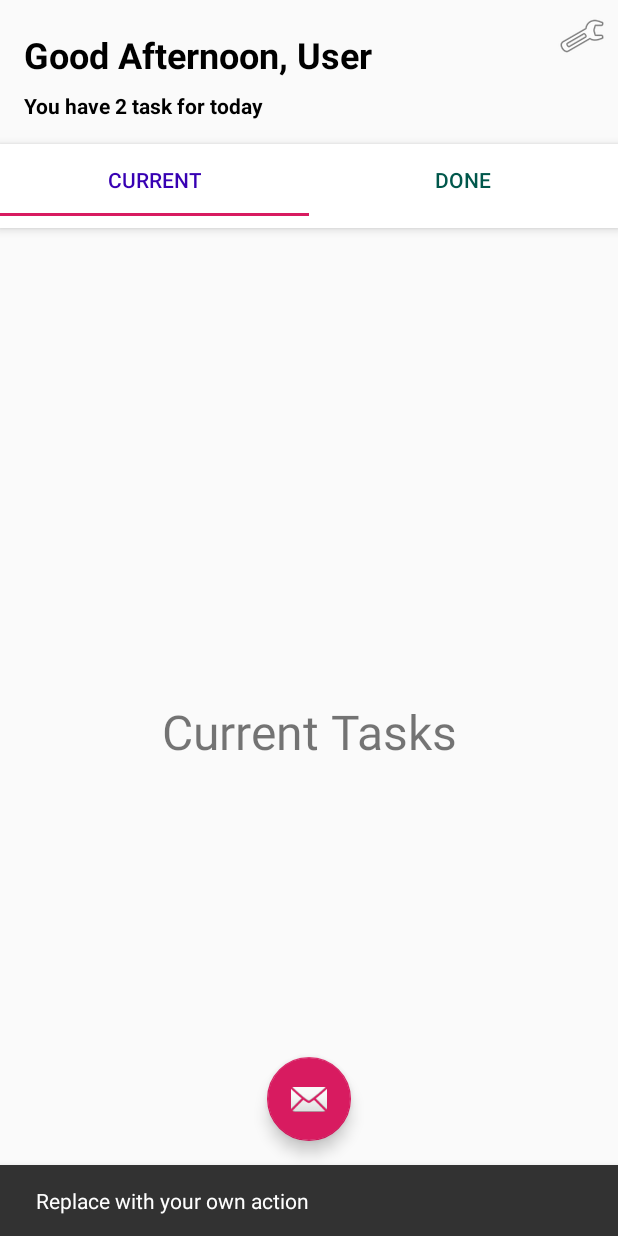
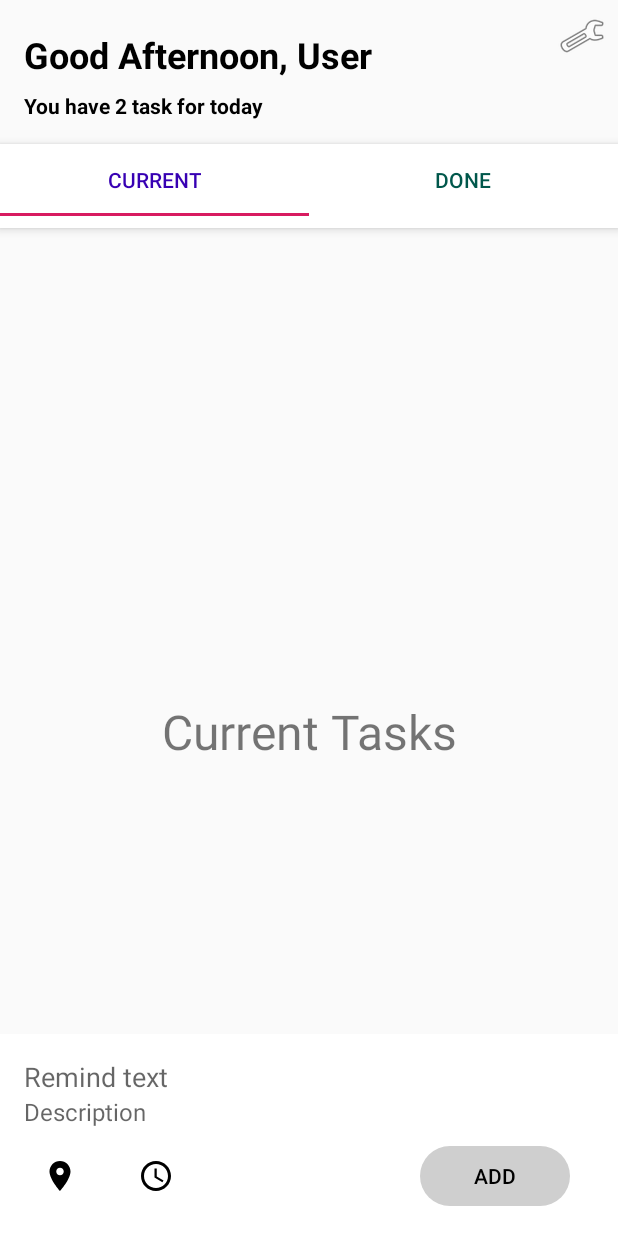
Before and after one commit to Asculapa/GeoReminder, an Android app: the screen it shows after launch (MainActivity), after a tap on an icon or button, on a phone screen of 412 x 824 dp. Run offline under Robolectric (Android 15) with nearby library versions, the phone set to English and light mode, and no system bars.

Commit message:
Added animations Added fragment for location

```diff
--- a/app/build.gradle
+++ b/app/build.gradle
@@ -2,6 +2,9 @@ apply plugin: 'com.android.application'
 
 android {
     compileSdkVersion 28
+    lintOptions {
+        disable 'RestrictedApi'
+    }
     defaultConfig {
         applicationId "com.shakal.georeminder"
         minSdkVersion 21
@@ -25,6 +28,7 @@ dependencies {
     implementation 'com.android.support:design:28.0.0'
     implementation 'com.android.support:support-v4:28.0.0'
     implementation 'com.android.support:support-v13:28.0.0'
+    implementation 'com.android.support:support-core-ui:28.0.0'
     testImplementation 'junit:junit:4.12'
     androidTestImplementation 'com.android.support.test:runner:1.0.2'
     androidTestImplementation 'com.android.support.test.espresso:espresso-core:3.0.2'
--- a/app/src/main/java/com/shakal/georeminder/MainActivity.java
+++ b/app/src/main/java/com/shakal/georeminder/MainActivity.java
@@ -2,16 +2,20 @@ package com.shakal.georeminder;
 
 import android.os.Bundle;
 import android.support.design.widget.FloatingActionButton;
-import android.support.design.widget.Snackbar;
 import android.support.design.widget.TabLayout;
 import android.support.v4.app.FragmentManager;
+import android.support.v4.app.FragmentTransaction;
 import android.support.v4.view.ViewPager;
 import android.support.v7.app.AppCompatActivity;
 import android.view.View;
 import android.view.Menu;
 import android.view.MenuItem;
+import android.view.animation.Animation;
+import android.view.animation.AnimationUtils;
+
 
 import com.shakal.georeminder.adapters.TabAdapter;
+import com.shakal.georeminder.fragments.NewRecord;
 
 public class MainActivity extends AppCompatActivity {
 
@@ -23,12 +27,36 @@ public class MainActivity extends AppCompatActivity {
         setContentView(R.layout.activity_main);
         fragmentManager = getSupportFragmentManager();
 
-        FloatingActionButton fab = findViewById(R.id.btn_add_remind);
+        final FloatingActionButton fab = findViewById(R.id.btn_add_remind);
         fab.setOnClickListener(new View.OnClickListener() {
             @Override
             public void onClick(View view) {
-                Snackbar.make(view, "Replace with your own action", Snackbar.LENGTH_LONG)
-                        .setAction("Action", null).show();
+                fab.setClickable(false);
+                Animation anim = AnimationUtils.loadAnimation(MainActivity.this, R.anim.hide_button);
+                anim.setAnimationListener(new Animation.AnimationListener() {
+                    @Override
+                    public void onAnimationStart(Animation animation) {
+
+                    }
+
+                    @Override
+                    public void onAnimationEnd(Animation animation) {
+                        fab.setVisibility(View.INVISIBLE);
+                        NewRecord newRecord = new NewRecord();
+                        FragmentTransaction transaction = fragmentManager.beginTransaction();
+                        transaction.setCustomAnimations(R.anim.show_fragment,R.anim.show_fragment);
+                        transaction
+                                .replace(R.id.container_for_new_record, newRecord)
+                                .addToBackStack(null)
+                                .commit();
+                    }
+
+                    @Override
+                    public void onAnimationRepeat(Animation animation) {
+
+                    }
+                });
+                fab.startAnimation(anim);
             }
         });
         setUI();
@@ -56,14 +84,14 @@ public class MainActivity extends AppCompatActivity {
         return super.onOptionsItemSelected(item);
     }
 
-    private void setUI(){
+    private void setUI() {
 
         TabLayout tabLayout = findViewById(R.id.tab_layout);
         tabLayout.addTab(tabLayout.newTab().setText(getResources().getText(R.string.current)));
         tabLayout.addTab(tabLayout.newTab().setText(getResources().getText(R.string.done)));
 
         final ViewPager viewPager = findViewById(R.id.view_pager);
-        TabAdapter tabAdapter = new TabAdapter(fragmentManager,2);
+        TabAdapter tabAdapter = new TabAdapter(fragmentManager, 2);
 
         viewPager.setAdapter(tabAdapter);
         viewPager.addOnPageChangeListener(new TabLayout.TabLayoutOnPageChangeListener(tabLayout));
--- /dev/null
+++ b/app/src/main/java/com/shakal/georeminder/fragments/Location.java
@@ -0,0 +1,6 @@
+package com.shakal.georeminder.fragments;
+
+import android.support.v4.app.Fragment;
+
+public class Location extends Fragment {
+}
--- /dev/null
+++ b/app/src/main/java/com/shakal/georeminder/fragments/NewRecord.java
@@ -0,0 +1,60 @@
+package com.shakal.georeminder.fragments;
+
+import android.os.Bundle;
+import android.support.annotation.NonNull;
+import android.support.annotation.Nullable;
+import android.support.design.widget.FloatingActionButton;
+import android.support.v4.app.Fragment;
+import android.view.LayoutInflater;
+import android.view.View;
+import android.view.ViewGroup;
+import android.view.animation.Animation;
+import android.view.animation.AnimationUtils;
+import android.widget.Button;
+
+import com.shakal.georeminder.R;
+
+import java.util.Objects;
+
+public class NewRecord extends Fragment {
+
+    private Button btn_add;
+    private Button btn_location;
+    private Button btn_time;
+
+    @Nullable
+    @Override
+    public View onCreateView(@NonNull LayoutInflater inflater, @Nullable ViewGroup container, @Nullable Bundle savedInstanceState) {
+        View view = inflater.inflate(R.layout.fragment_new_record,container,false);
+
+        btn_add = view.findViewById(R.id.btn_add);
+        btn_location = view.findViewById(R.id.btn_location);
+        btn_time = view.findViewById(R.id.btn_time);
+
+        return view;
+    }
+
+    @Override
+    public void onDestroy() {
+        super.onDestroy();
+        final FloatingActionButton btn = Objects.requireNonNull(getActivity()).findViewById(R.id.btn_add_remind);
+        Animation animation = AnimationUtils.loadAnimation(getActivity(),R.anim.show_btn);
+        animation.setAnimationListener(new Animation.AnimationListener() {
+            @Override
+            public void onAnimationStart(Animation animation) {
+                btn.setVisibility(View.VISIBLE);
+            }
+
+            @Override
+            public void onAnimationEnd(Animation animation) {
+                btn.setClickable(true);
+            }
+
+            @Override
+            public void onAnimationRepeat(Animation animation) {
+
+            }
+        });
+        btn.startAnimation(animation);
+    }
+}
--- /dev/null
+++ b/app/src/main/res/drawable/location.xml
@@ -0,0 +1,9 @@
+<vector xmlns:android="http://schemas.android.com/apk/res/android"
+        android:width="24dp"
+        android:height="24dp"
+        android:viewportWidth="24.0"
+        android:viewportHeight="24.0">
+    <path
+        android:fillColor="#FF000000"
+        android:pathData="M12 2C8.13 2 5 5.13 5 9c0 5.25 7 13 7 13s7-7.75 7-13c0-3.87-3.13-7-7-7zm0 9.5c-1.38 0-2.5-1.12-2.5-2.5s1.12-2.5 2.5-2.5 2.5 1.12 2.5 2.5-1.12 2.5-2.5 2.5z"/>
+</vector>
--- /dev/null
+++ b/app/src/main/res/drawable/shape_button.xml
@@ -0,0 +1,24 @@
+<?xml version="1.0" encoding="utf-8"?>
+<shape xmlns:android="http://schemas.android.com/apk/res/android"
+    android:shape="rectangle" >
+
+    <corners
+        android:bottomLeftRadius="30dp"
+        android:bottomRightRadius="30dp"
+        android:radius="60dp"
+        android:topLeftRadius="30dp"
+        android:topRightRadius="30dp" />
+
+    <solid android:color="#CFCFCF" />
+
+    <padding
+        android:bottom="0dp"
+        android:left="0dp"
+        android:right="0dp"
+        android:top="0dp" />
+
+    <size
+        android:height="60dp"
+        android:width="270dp" />
+
+</shape>
--- /dev/null
+++ b/app/src/main/res/drawable/time.xml
@@ -0,0 +1,15 @@
+<vector xmlns:android="http://schemas.android.com/apk/res/android"
+        android:width="24dp"
+        android:height="24dp"
+        android:viewportWidth="24.0"
+        android:viewportHeight="24.0">
+    <path
+        android:fillColor="#FF000000"
+        android:pathData="M11.99 2C6.47 2 2 6.48 2 12s4.47 10 9.99 10C17.52 22 22 17.52 22 12S17.52 2 11.99 2zM12 20c-4.42 0-8-3.58-8-8s3.58-8 8-8 8 3.58 8 8-3.58 8-8 8z"/>
+    <path
+        android:fillColor="#00000000"
+        android:pathData="M0 0h24v24H0z"/>
+    <path
+        android:fillColor="#FF000000"
+        android:pathData="M12.5 7H11v6l5.25 3.15 0.75-1.23-4.5-2.67z"/>
+</vector>
--- a/app/src/main/res/layout/activity_main.xml
+++ b/app/src/main/res/layout/activity_main.xml
@@ -13,8 +13,7 @@
 
         <android.support.constraint.ConstraintLayout
             android:layout_width="match_parent"
-            android:layout_height="wrap_content"
-            >
+            android:layout_height="wrap_content">
 
             <TextView
                 android:id="@+id/tv_greeting"
@@ -53,11 +52,11 @@
                 android:layout_marginEnd="8dp"
                 android:background="#0000000f"
                 android:clickable="true"
+                android:contentDescription="@string/action_settings"
                 android:focusable="true"
                 app:layout_constraintEnd_toEndOf="parent"
                 app:layout_constraintTop_toTopOf="parent"
-                app:srcCompat="@android:drawable/ic_menu_manage"
-                android:contentDescription="@string/action_settings" />
+                app:srcCompat="@android:drawable/ic_menu_manage" />
 
         </android.support.constraint.ConstraintLayout>
 
@@ -80,13 +79,21 @@
         </android.support.design.widget.AppBarLayout>
 
         <android.support.v4.view.ViewPager
+            android:id="@+id/view_pager"
             android:layout_width="match_parent"
-            android:layout_height="match_parent"
-            android:id="@+id/view_pager"
-            />
+            android:layout_height="match_parent" />
 
 
     </LinearLayout>
+
+    <FrameLayout
+        android:id="@+id/container_for_new_record"
+        android:layout_width="match_parent"
+        android:layout_height="wrap_content"
+        android:layout_gravity="bottom"
+        >
+
+    </FrameLayout>
 
     <android.support.design.widget.FloatingActionButton
         android:id="@+id/btn_add_remind"
--- /dev/null
+++ b/app/src/main/res/layout/fragment_location.xml
@@ -0,0 +1,6 @@
+<?xml version="1.0" encoding="utf-8"?>
+<FrameLayout xmlns:android="http://schemas.android.com/apk/res/android"
+    android:layout_width="match_parent"
+    android:layout_height="match_parent">
+
+</FrameLayout>
--- /dev/null
+++ b/app/src/main/res/layout/fragment_new_record.xml
@@ -0,0 +1,97 @@
+<?xml version="1.0" encoding="utf-8"?>
+<FrameLayout xmlns:android="http://schemas.android.com/apk/res/android"
+    xmlns:app="http://schemas.android.com/apk/res-auto"
+    xmlns:tools="http://schemas.android.com/tools"
+    android:layout_width="match_parent"
+    android:layout_height="match_parent"
+    android:animateLayoutChanges="true"
+    android:background="#FFFFFFFF"
+    >
+
+
+    <android.support.constraint.ConstraintLayout
+        android:layout_width="match_parent"
+        android:layout_height="wrap_content"
+        android:padding="16dp">
+
+        <EditText
+            android:id="@+id/edt_name"
+            android:layout_width="match_parent"
+            android:layout_height="wrap_content"
+            android:background="@android:color/transparent"
+            android:ems="10"
+            android:hint="@string/remind_text"
+            android:inputType="textPersonName"
+            app:layout_constraintTop_toTopOf="parent"
+            tools:layout_editor_absoluteX="16dp"
+            tools:ignore="MissingConstraints"
+            android:importantForAutofill="no"
+            tools:targetApi="o" />
+
+        <EditText
+            android:id="@+id/edt_description"
+            android:layout_width="match_parent"
+            android:layout_height="wrap_content"
+            android:background="@android:color/transparent"
+            android:ems="10"
+            android:hint="@string/description"
+            android:inputType="textPersonName"
+            android:textSize="16sp"
+            app:layout_constraintTop_toBottomOf="@+id/edt_name"
+            tools:ignore="MissingConstraints"
+            tools:layout_editor_absoluteX="16dp"
+            android:importantForAutofill="no"
+            tools:targetApi="o" />
+
+        <android.support.constraint.ConstraintLayout
+            android:id="@+id/constraintLayout2"
+            android:layout_width="match_parent"
+            android:layout_height="48dp"
+            android:layout_marginTop="8dp"
+            app:layout_constraintEnd_toEndOf="parent"
+            app:layout_constraintStart_toStartOf="parent"
+            app:layout_constraintTop_toBottomOf="@+id/edt_description">
+
+            <Button
+                android:id="@+id/btn_location"
+                android:layout_width="48dp"
+                android:layout_height="48dp"
+                android:background="@android:color/transparent"
+                android:drawableStart="@drawable/location"
+                android:padding="12dp"
+                app:layout_constraintStart_toStartOf="parent"
+                tools:layout_editor_absoluteY="0dp"
+                tools:ignore="MissingConstraints" />
+
+            <Button
+                android:id="@+id/btn_time"
+                android:layout_width="48dp"
+                android:layout_height="48dp"
+                android:layout_marginStart="16dp"
+                android:background="@android:color/transparent"
+                android:drawableStart="@drawable/time"
+                android:padding="12dp"
+                app:layout_constraintBottom_toBottomOf="parent"
+                app:layout_constraintStart_toEndOf="@+id/btn_location"
+                app:layout_constraintTop_toTopOf="parent"
+                app:layout_constraintVertical_bias="0.0" />
+
+            <Button
+                android:id="@+id/btn_add"
+                style="@style/Widget.AppCompat.Button.Borderless"
+                android:layout_width="100dp"
+                android:layout_height="40dp"
+                android:layout_marginTop="8dp"
+                android:layout_marginEnd="16dp"
+                android:layout_marginBottom="8dp"
+                android:background="@drawable/shape_button"
+                android:text="@string/add"
+                android:textColor="@color/black"
+                android:textSize="14sp"
+                app:layout_constraintBottom_toBottomOf="parent"
+                app:layout_constraintEnd_toEndOf="parent"
+                app:layout_constraintTop_toTopOf="parent" />
+        </android.support.constraint.ConstraintLayout>
+    </android.support.constraint.ConstraintLayout>
+
+</FrameLayout>
--- a/app/src/main/res/values/colors.xml
+++ b/app/src/main/res/values/colors.xml
@@ -3,4 +3,5 @@
     <color name="colorPrimary">#008577</color>
     <color name="colorPrimaryDark">#00574B</color>
     <color name="colorAccent">#D81B60</color>
+    <color name="black">#000000</color>
 </resources>
--- a/app/src/main/res/values/dimens.xml
+++ b/app/src/main/res/values/dimens.xml
@@ -1,3 +1,4 @@
 <resources>
     <dimen name="fab_margin">16dp</dimen>
+    <integer name="btn_hide">200</integer>
 </resources>
--- a/app/src/main/res/values/strings.xml
+++ b/app/src/main/res/values/strings.xml
@@ -10,4 +10,7 @@
     <string name="current">Current</string>
     <string name="you_have_2_task_for_today">You have 2 task for today</string>
     <string name="good_afternoon_user">Good Afternoon, User</string>
+    <string name="add">add</string>
+    <string name="remind_text">Remind text</string>
+    <string name="description">Description</string>
 </resources>
--- a/build.gradle
+++ b/build.gradle
@@ -7,7 +7,7 @@ buildscript {
         jcenter()
     }
     dependencies {
-        classpath 'com.android.tools.build:gradle:3.2.0'
+        classpath 'com.android.tools.build:gradle:3.2.1'
 
 
         // NOTE: Do not place your application dependencies here; they belong
```
Also changed, not shown: app/src/main/res/anim/hide_button.xml (added, +9 -0 lines), app/src/main/res/anim/hide_fragment.xml (added, +9 -0 lines), app/src/main/res/anim/show_btn.xml (added, +9 -0 lines), app/src/main/res/anim/show_fragment.xml (added, +9 -0 lines).
